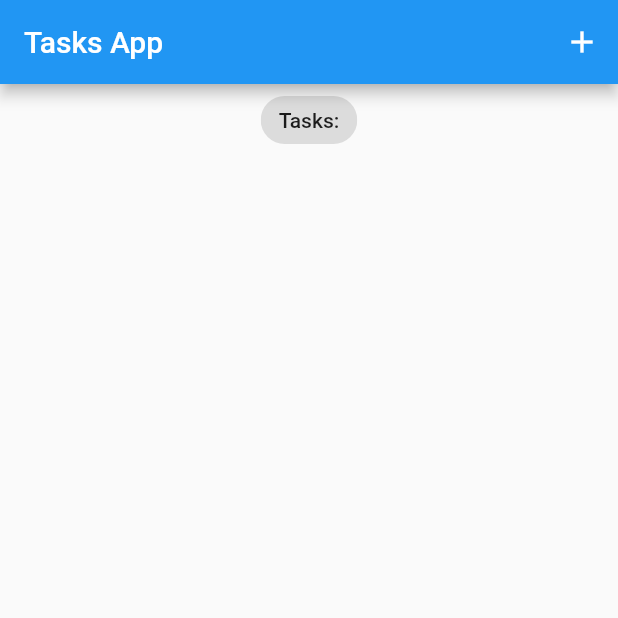
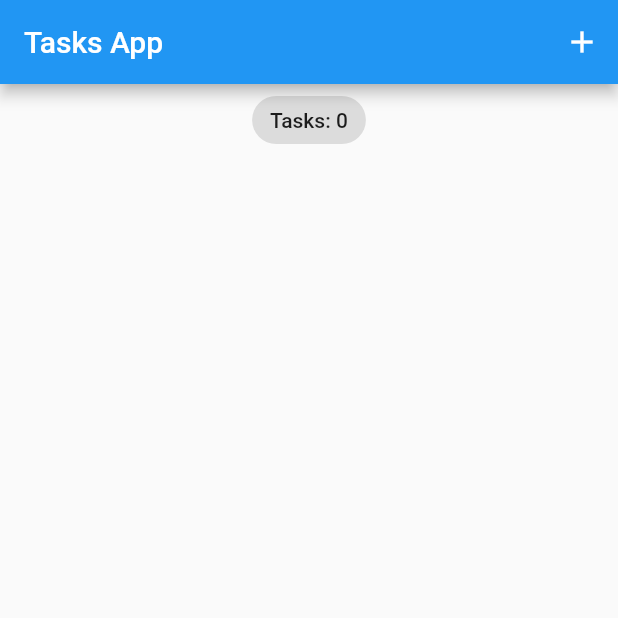
Before and after one commit to cromueloliver02/tasks_app, a Flutter app: the screen it shows after launch, on a phone screen of 412 x 824 dp, the top half of it. Run offline on Flutter 3.47's test engine with Material 2 defaults, Android fonts, the phone set to English and light mode, and no system bars; our stand-ins replace bloc, equatable, flutter_bloc, hydrated_bloc.

Commit message:
made tasks count dynamic

```diff
--- a/lib/screens/tasks_screen.dart
+++ b/lib/screens/tasks_screen.dart
@@ -1,4 +1,5 @@
 import 'package:flutter/material.dart';
+import 'package:tasks_app/models/task.dart';
 import '../blocs/blocs.dart';
 import '../widgets/task_list.dart';
 import '../widgets/add_task_modal.dart';
@@ -16,10 +17,6 @@ class TasksScreen extends StatelessWidget {
 
   @override
   Widget build(BuildContext context) {
-    return BlocBuilder<TaskBloc, TaskState>(
-      builder: (ctx, state) {
-        final tasks = state.tasks;
-
     return Scaffold(
       appBar: AppBar(
         title: const Text('Tasks App'),
@@ -33,13 +30,21 @@ class TasksScreen extends StatelessWidget {
       body: Column(
         crossAxisAlignment: CrossAxisAlignment.center,
         children: [
-              const Center(
+          Center(
             child: Chip(
-                  label: Text('Tasks:'),
+              label: BlocSelector<TaskBloc, TaskState, List<Task>>(
+                selector: (state) => state.tasks,
+                builder: (context, tasks) => Text('Tasks: ${tasks.length}'),
+              ),
             ),
           ),
           Expanded(
-                child: TaskList(tasks: tasks),
+            child: BlocSelector<TaskBloc, TaskState, List<Task>>(
+              selector: (state) => state.tasks,
+              builder: (context, tasks) {
+                return TaskList(tasks: tasks);
+              },
+            ),
           ),
         ],
       ),
@@ -49,7 +54,5 @@ class TasksScreen extends StatelessWidget {
         child: const Icon(Icons.add),
       ),
     );
-      },
-    );
   }
 }
```
Lines whose indentation alone changed are shown as unchanged.
